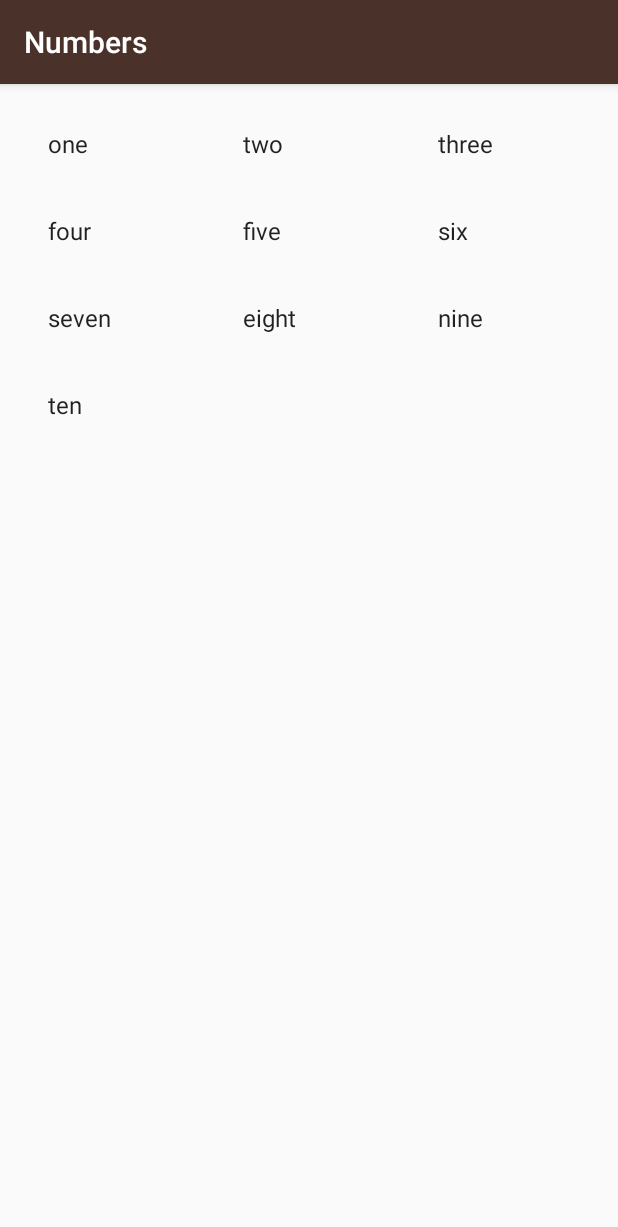
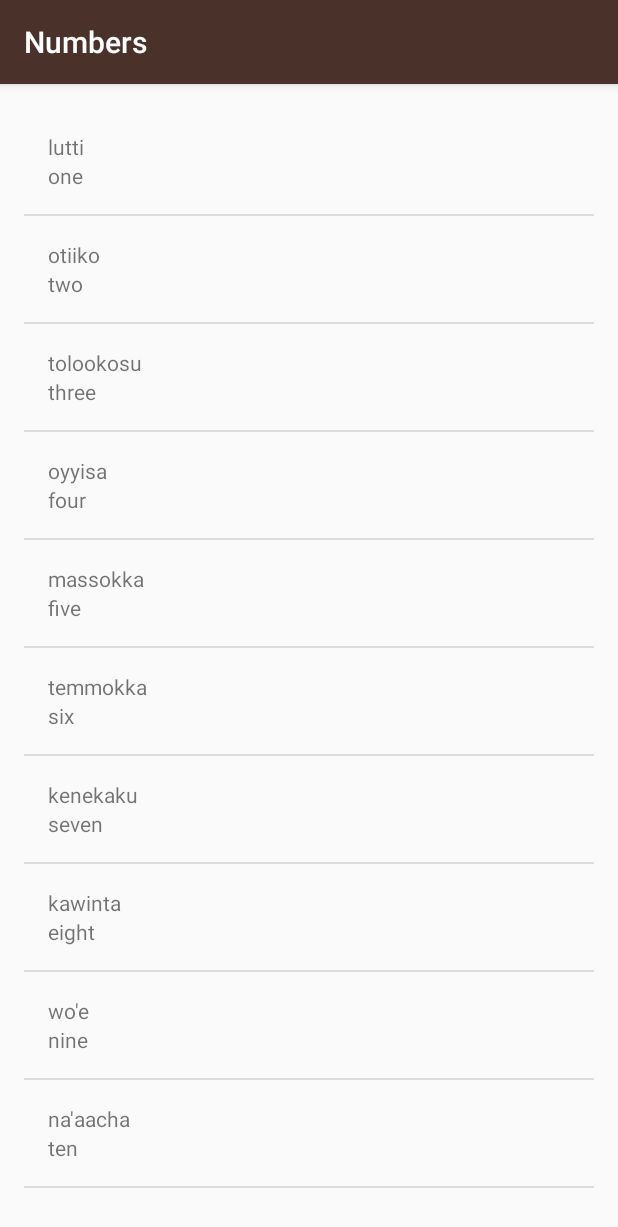
Before and after one commit to d27saurabh/Udacity_Android_Basics, an Android app: the screen it shows after launch (NumbersActivity), after a tap on "Numbers", on a phone screen of 412 x 824 dp. Shown: the top 1227 px of the screen. Run offline under Robolectric (Android 15) with nearby library versions, the phone set to English and light mode, and no system bars.

Commit message:
Reevert Back to list View and use custom adapter for numbersActivyt to dislay English and Miwok translations

```diff
--- a/ud839_Miwok-Starter-code/app/src/main/java/com/example/android/miwok/NumbersActivity.java
+++ b/ud839_Miwok-Starter-code/app/src/main/java/com/example/android/miwok/NumbersActivity.java
@@ -2,8 +2,7 @@
 
 import android.os.Bundle;
 import android.support.v7.app.AppCompatActivity;
-import android.widget.ArrayAdapter;
-import android.widget.GridView;
+import android.widget.ListView;
 
 import java.util.ArrayList;
 
@@ -15,23 +14,23 @@
         setContentView(R.layout.activity_numbers);
 
         //Create an arraylist of string named words
-        ArrayList<String> words = new ArrayList<String>();
-        words.add("one");
-        words.add("two");
-        words.add("three");
-        words.add("four");
-        words.add("five");
-        words.add("six");
-        words.add("seven");
-        words.add("eight");
-        words.add("nine");
-        words.add("ten");
+        ArrayList<Word> words = new ArrayList<Word>();
+        words.add(new Word("one","lutti"));
+        words.add(new Word("two","otiiko"));
+        words.add(new Word("three","tolookosu"));
+        words.add(new Word("four","oyyisa"));
+        words.add(new Word("five","massokka"));
+        words.add(new Word("six","temmokka"));
+        words.add(new Word("seven","kenekaku"));
+        words.add(new Word("eight","kawinta"));
+        words.add(new Word("nine","wo'e"));
+        words.add(new Word("ten","na'aacha"));
 
-        ArrayAdapter<String> itemsAdapter = new ArrayAdapter<String>(this, android.R.layout.simple_list_item_1, words);
+        WordAdapter itemsAdapter = new WordAdapter(this, words);
 
-        GridView gridView = (GridView) findViewById(R.id.gridview);
+        ListView listView = (ListView) findViewById(R.id.list);
 
-        gridView.setAdapter(itemsAdapter);
+        listView.setAdapter(itemsAdapter);
 
     }
 }
--- /dev/null
+++ b/ud839_Miwok-Starter-code/app/src/main/java/com/example/android/miwok/Word.java
@@ -0,0 +1,24 @@
+package com.example.android.miwok;
+
+public class Word {
+
+    private String mDefaultTranslation;
+    private String mMiwokTranslation;
+
+
+    //constructor
+    public Word(String defaultTranslation,String miwokTranslation){
+        mDefaultTranslation = defaultTranslation;
+        mMiwokTranslation = miwokTranslation;
+    }
+
+    //get miwok translation of the word
+    public String getMiwokTranslation(){
+        return mMiwokTranslation;
+    }
+
+    //Get default translation
+    public String getmDefaultTranslation(){
+        return mDefaultTranslation;
+    }
+}
--- /dev/null
+++ b/ud839_Miwok-Starter-code/app/src/main/java/com/example/android/miwok/WordAdapter.java
@@ -0,0 +1,42 @@
+package com.example.android.miwok;
+
+import android.app.Activity;
+import android.support.annotation.NonNull;
+import android.support.annotation.Nullable;
+import android.view.LayoutInflater;
+import android.view.View;
+import android.view.ViewGroup;
+import android.widget.ArrayAdapter;
+import android.widget.TextView;
+
+import java.util.ArrayList;
+
+public class WordAdapter extends ArrayAdapter<Word> {
+
+    private static final String LOG_TAG = WordAdapter.class.getSimpleName();
+
+    public WordAdapter(Activity context, ArrayList<Word> words){
+        super(context,0,words);
+    }
+
+    @NonNull
+    @Override
+    public View getView(int position, @Nullable View convertView, @NonNull ViewGroup parent) {
+
+        // Check if the existing view is being reused, otherwise inflate the view
+        View listItemView = convertView;
+        if(listItemView == null) {
+            listItemView = LayoutInflater.from(getContext()).inflate(
+                    R.layout.list_item, parent, false);
+        }
+
+        Word currentWord = getItem(position);
+
+        TextView miwokTextView = (TextView) listItemView.findViewById(R.id.miwok_textView);
+        miwokTextView.setText(currentWord.getMiwokTranslation());
+
+        TextView defaultTextView = (TextView) listItemView.findViewById(R.id.default_textView);
+        defaultTextView.setText(currentWord.getmDefaultTranslation());
+        return listItemView;
+    }
+}
--- a/ud839_Miwok-Starter-code/app/src/main/res/layout/activity_numbers.xml
+++ b/ud839_Miwok-Starter-code/app/src/main/res/layout/activity_numbers.xml
@@ -1,15 +1,10 @@
 <?xml version="1.0" encoding="utf-8"?>
-<GridView xmlns:android="http://schemas.android.com/apk/res/android"
+<ListView xmlns:android="http://schemas.android.com/apk/res/android"
     xmlns:tools="http://schemas.android.com/tools"
-    android:id="@+id/gridview"
+    android:id="@+id/list"
+    android:orientation="vertical"
     android:layout_width="match_parent"
     android:layout_height="match_parent"
-    android:columnWidth="90dp"
-    android:numColumns="auto_fit"
-    android:verticalSpacing="10dp"
-    android:horizontalSpacing="10dp"
-    android:stretchMode="columnWidth"
-    android:gravity="center"
     android:paddingBottom="@dimen/activity_vertical_margin"
     android:paddingLeft="@dimen/activity_horizontal_margin"
     android:paddingRight="@dimen/activity_horizontal_margin"
--- /dev/null
+++ b/ud839_Miwok-Starter-code/app/src/main/res/layout/list_item.xml
@@ -0,0 +1,21 @@
+<?xml version="1.0" encoding="utf-8"?>
+<LinearLayout
+    xmlns:android="http://schemas.android.com/apk/res/android"
+    xmlns:tools="http://schemas.android.com/tools"
+    android:layout_width="match_parent"
+    android:layout_height="match_parent"
+    android:orientation="vertical"
+    android:padding="16dp">
+
+    <TextView
+        android:layout_width="wrap_content"
+        android:layout_height="wrap_content"
+        android:id="@+id/miwok_textView"
+        tools:text="lutti"/>
+
+    <TextView
+        android:layout_width="wrap_content"
+        android:layout_height="wrap_content"
+        android:id="@+id/default_textView"
+        tools:text="one"/>
+</LinearLayout>
```
